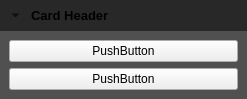
The window that Editor/Source/QtComponents/Public/QtComponents/Widgets/CardWidget.ui (neelmewada/CrystalEngine) describes before a commit, drawn with Qt 5.
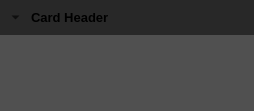
The same window after the commit. Icons and pictures are not drawn.

What changed in the file:
```diff
--- a/Editor/Source/QtComponents/Public/QtComponents/Widgets/CardWidget.ui
+++ b/Editor/Source/QtComponents/Public/QtComponents/Widgets/CardWidget.ui
@@ -9,8 +9,8 @@
    <rect>
     <x>0</x>
     <y>0</y>
-    <width>247</width>
-    <height>80</height>
+    <width>254</width>
+    <height>111</height>
    </rect>
   </property>
   <property name="sizePolicy">
@@ -171,22 +171,7 @@
 	background-color: rgb(80, 80, 80);
 }</string>
      </property>
-     <layout class="QVBoxLayout" name="verticalLayout_4">
-      <item>
-       <widget class="QPushButton" name="pushButton">
-        <property name="text">
-         <string>PushButton</string>
-        </property>
-       </widget>
-      </item>
-      <item>
-       <widget class="QPushButton" name="pushButton_2">
-        <property name="text">
-         <string>PushButton</string>
-        </property>
-       </widget>
-      </item>
-     </layout>
+     <layout class="QVBoxLayout" name="verticalLayout_4"/>
     </widget>
    </item>
   </layout>
```
